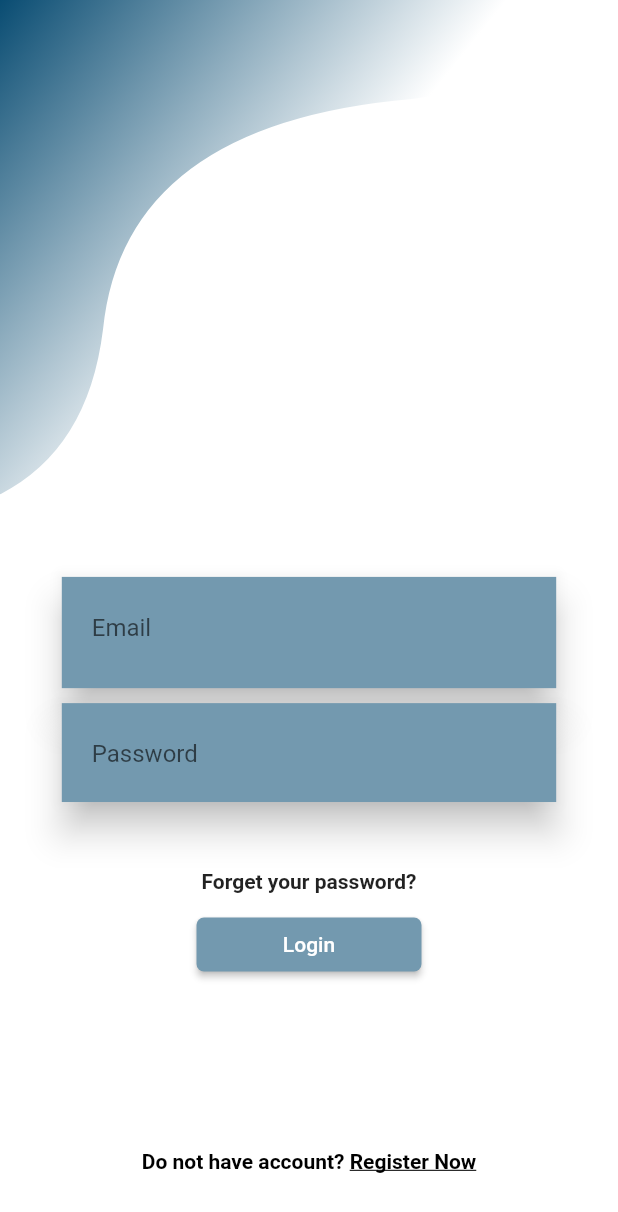
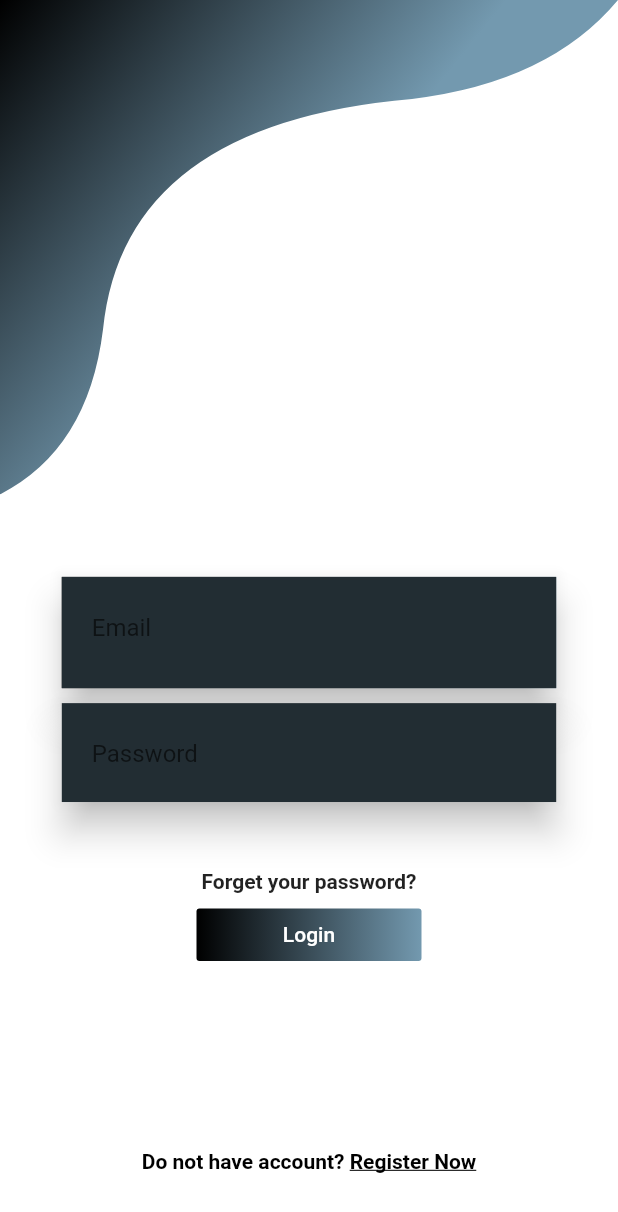
Before and after one commit to salonigupta1/AceStart, a Flutter app: the screen it shows after launch, after a tap on "Login", on a phone screen of 412 x 824 dp. Shown: the top 1212 px of the screen. Run offline on Flutter 3.47's test engine with Material 2 defaults, Android fonts, the light colour scheme and no system bars; our stand-ins replace cloud_firestore, firebase_auth, firebase_storage, google_fonts, image_picker, shared_preferences and 1 more; accounts and stored records are empty.

Commit message:
Improvised UI

```diff
--- a/ace_start/lib/InitialPages/homepage.dart
+++ b/ace_start/lib/InitialPages/homepage.dart
@@ -67,9 +67,16 @@ class _MyHomePageState extends State<MyHomePage> {
                       Column(
                         children: <Widget>[
                           Container(
+                              margin: EdgeInsets.only(bottom: 10),
+                              decoration: BoxDecoration(
+                                borderRadius: BorderRadius.circular(2),
+                                gradient: LinearGradient(colors: <Color>[
+                                  Colors.black,
+                                  Color(0xff7399AF),
+                                ]),
+                              ),
                               width: MediaQuery.of(context).size.width - 50,
                               child: MaterialButton(
-                                color: Colors.black26,
                                 splashColor: Colors.blue,
                                 shape: RoundedRectangleBorder(
                                   borderRadius: new BorderRadius.circular(5.0),
@@ -86,9 +93,15 @@ class _MyHomePageState extends State<MyHomePage> {
                                 ),
                               )),
                           Container(
+                              decoration: BoxDecoration(
+                                borderRadius: BorderRadius.circular(2),
+                                gradient: LinearGradient(colors: <Color>[
+                                  Colors.black,
+                                  Color(0xff7399AF),
+                                ]),
+                              ),
                               width: MediaQuery.of(context).size.width - 50,
                               child: MaterialButton(
-                                color: Colors.black26,
                                 splashColor: Colors.blue,
                                 shape: RoundedRectangleBorder(
                                   borderRadius: new BorderRadius.circular(5.0),
--- a/ace_start/lib/InitialPages/login.dart
+++ b/ace_start/lib/InitialPages/login.dart
@@ -80,9 +80,16 @@ class _LoginPage extends State<LoginPage> {
 
         SharedPreferences prefs = await SharedPreferences.getInstance();
         prefs.setString('userId', userId);
+
         userSnapshot = await databaseMethods.getUserByUserId(userId);
+        prefs.setString(
+            'userPropic', userSnapshot.documents[0].data["profile_picture"]);
+        prefs.setString(
+            'userName', userSnapshot.documents[0].data["user_name"]);
         setState(() {
           globalUserId = userId;
+          globalUserName = userSnapshot.documents[0].data["user_name"];
+          globalPropic = userSnapshot.documents[0].data["profile_picture"];
           isLoading = false;
         });
 
@@ -125,8 +132,8 @@ class _LoginPage extends State<LoginPage> {
                                     decoration: BoxDecoration(
                                       gradient: LinearGradient(
                                           colors: <Color>[
-                                            Color(0xff094C72),
-                                            Colors.white,
+                                            Colors.black,
+                                            Color(0xff7399AF),
                                           ],
                                           begin: Alignment.topLeft,
                                           end: Alignment.center),
@@ -176,6 +183,13 @@ class _LoginPage extends State<LoginPage> {
                                               padding:
                                                   EdgeInsets.only(bottom: 10),
                                               child: Container(
+                                                decoration: BoxDecoration(
+                                                  gradient: LinearGradient(
+                                                      colors: <Color>[
+                                                        Colors.black,
+                                                        Color(0xff7399AF),
+                                                      ]),
+                                                ),
                                                 height: MediaQuery.of(context)
                                                         .size
                                                         .height *
@@ -186,7 +200,7 @@ class _LoginPage extends State<LoginPage> {
                                                     30,
                                                 child: Material(
                                                   elevation: 10,
-                                                  color: Color(0xff7399AF),
+                                                  color: Color(0xff222D33),
                                                   shape:
                                                       RoundedRectangleBorder(),
                                                   child: Padding(
@@ -237,7 +251,7 @@ class _LoginPage extends State<LoginPage> {
                                                     30,
                                                 child: Material(
                                                   elevation: 10,
-                                                  color: Color(0xff7399AF),
+                                                  color: Color(0xff222D33),
                                                   shape:
                                                       RoundedRectangleBorder(),
                                                   child: Padding(
@@ -295,9 +309,18 @@ class _LoginPage extends State<LoginPage> {
                                             height: 10,
                                           ),
                                           Container(
+                                            height: 35,
                                             width: 150,
+                                            decoration: BoxDecoration(
+                                              borderRadius:
+                                                  BorderRadius.circular(2),
+                                              gradient: LinearGradient(
+                                                  colors: <Color>[
+                                                    Colors.black,
+                                                    Color(0xff7399AF),
+                                                  ]),
+                                            ),
                                             child: MaterialButton(
-                                              color: Color(0xff7399AF),
                                               splashColor: Colors.blue,
                                               shape: RoundedRectangleBorder(
                                                 borderRadius:
--- a/ace_start/lib/backend/auth.dart
+++ b/ace_start/lib/backend/auth.dart
@@ -63,6 +63,9 @@ class AuthMethods {
       userBio = "";
       userName = "";
       userPropic = "";
+      globalUserName = "";
+      globalUserId = "";
+      globalPropic = "";
       return await _auth.signOut();
     } catch (e) {
       print(e.toString());
--- a/ace_start/lib/backend/user.dart
+++ b/ace_start/lib/backend/user.dart
@@ -5,3 +5,4 @@ class User {
 
 String globalUserId;
 String globalUserName;
+String globalPropic;
--- a/ace_start/lib/main.dart
+++ b/ace_start/lib/main.dart
@@ -10,6 +10,8 @@ Future<void> main() async {
   SharedPreferences prefs = await SharedPreferences.getInstance();
   userId = prefs.getString('userId');
   globalUserId = userId;
+  globalUserName = prefs.getString('userName');
+  globalPropic = prefs.getString('userPropic');
 
   runApp(
     MaterialApp(
```
Also changed, not shown: ace_start/lib/InitialPages/singup.dart (+7 -1 lines), ace_start/lib/feedPages/feedpages.dart (+33 -19 lines), ace_start/lib/feedPages/profilepage.dart (+9 -2 lines), ace_start/lib/profileandcontactpages/alluser.dart (+10 -4 lines), ace_start/lib/profileandcontactpages/chatroom.dart (+11 -6 lines), ace_start/lib/profileandcontactpages/messagehome.dart (+15 -7 lines), ace_start/lib/widgets/dynamicwidgets.dart (+9 -5 lines), ace_start/lib/widgets/postwidget.dart (+31 -8 lines).
